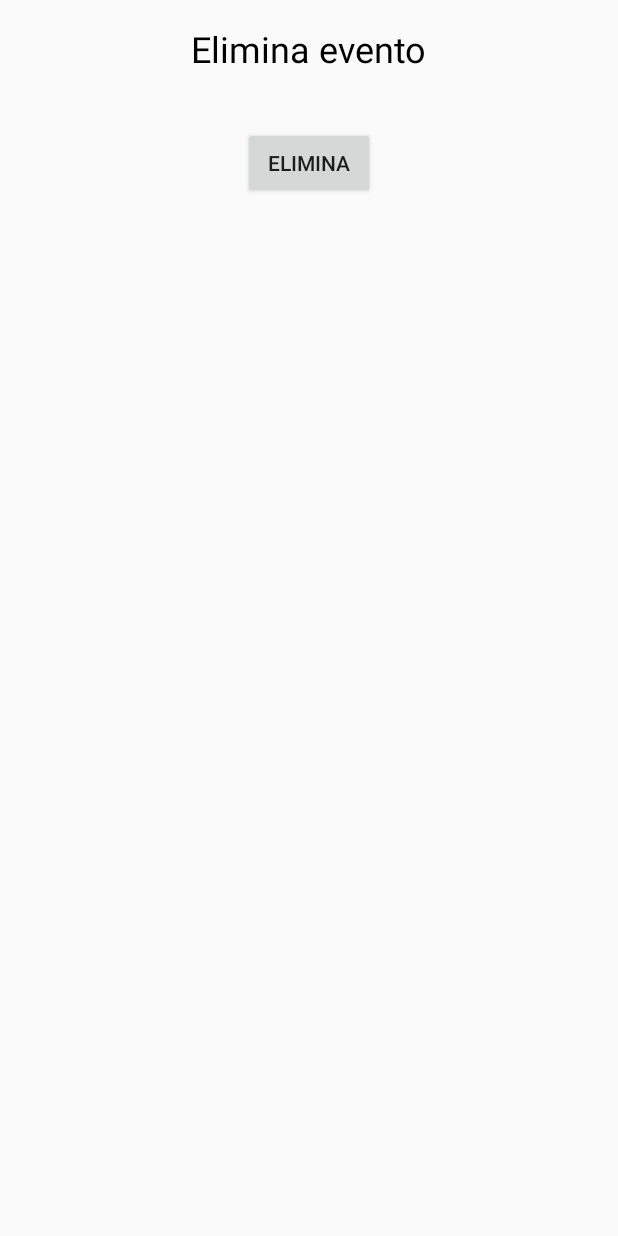
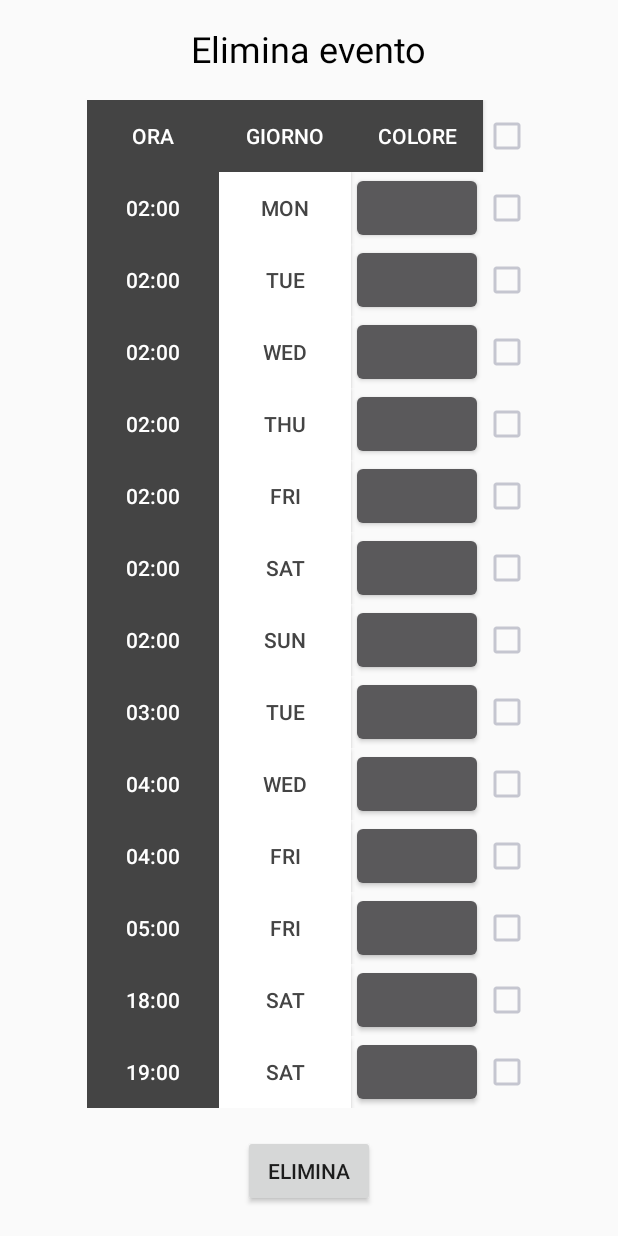
Before and after one commit to rosso791/RoboDroid, an Android app: the EliminateEvent screen opened directly, with no data from a screen before it, on a phone screen of 412 x 824 dp. Run offline under Robolectric (Android 15) with nearby library versions, the phone set to English and light mode, and no system bars.

Commit message:
EventData2

```diff
--- a/app/src/main/java/dais/unive/it/robot/ActivityApp/CalendarActivity.java
+++ b/app/src/main/java/dais/unive/it/robot/ActivityApp/CalendarActivity.java
@@ -6,6 +6,7 @@ import android.content.Intent;
 import android.graphics.Color;
 import android.support.v7.app.AppCompatActivity;
 import android.os.Bundle;
+import android.util.Log;
 import android.view.MenuItem;
 import android.view.View;
 import android.widget.Button;
--- a/app/src/main/java/dais/unive/it/robot/ActivityApp/EliminateEvent.java
+++ b/app/src/main/java/dais/unive/it/robot/ActivityApp/EliminateEvent.java
@@ -19,14 +19,15 @@ import java.util.ArrayList;
 import java.util.Calendar;
 
 import dais.unive.it.robot.CalendarClass.Event;
+import dais.unive.it.robot.CalendarClass.EventData;
 import dais.unive.it.robot.R;
 
 
 public class EliminateEvent extends AppCompatActivity {
     private Button eliminateButton;
     // TODO Sebastian - sample data to eliminate
-    /*EventData tempEventData = new EventData();
-    ArrayList<Event> tempEventList = tempEventData.getEventList();*/
+    EventData tempEventData = new EventData();
+    ArrayList<Event> tempEventList = tempEventData.getEventList();
 
     /*
      eliminatedEventsList: elements checked by the user ready to eliminate
@@ -51,7 +52,7 @@ public class EliminateEvent extends AppCompatActivity {
                 eliminate();
             }
         });
-        //this.drawEliminateTable(tempEventList, eliminateTableLayout, eliminateContext);
+        this.drawEliminateTable(tempEventList, eliminateTableLayout, eliminateContext);
     }
 
     private void drawEliminateTable(ArrayList<Event> eventList, TableLayout inputTableLayout, Context inputContext) {
@@ -106,11 +107,11 @@ public class EliminateEvent extends AppCompatActivity {
 
             // Add the hour TextView in the first column.
             Button hourView = new Button(inputContext);
-            //int thisHour = tempEvent.getTime().get(Calendar.HOUR_OF_DAY);
-            //int thisMinute = tempEvent.getTime().get(Calendar.MINUTE);
-            //String tempTime = String.format("%02d:%02d", thisHour, thisMinute);
+            int thisHour = tempEvent.getWhen().get(Calendar.HOUR_OF_DAY);
+            int thisMinute = tempEvent.getWhen().get(Calendar.MINUTE);
+            String tempTime = String.format("%02d:%02d", thisHour, thisMinute);
 
-            //hourView.setText(tempTime);
+            hourView.setText(tempTime);
             hourView.setTextColor(Color.WHITE);
             hourView.setBackgroundColor(Color.DKGRAY);
 
@@ -118,14 +119,14 @@ public class EliminateEvent extends AppCompatActivity {
 
             // Add the day TextView in the second column.
             Button dayView = new Button(inputContext);
-            //dayView.setText(resourceDays[tempEvent.getDay() - 1]);
+            dayView.setText(tempEvent.getDay().toString());
             dayView.setTextColor(Color.DKGRAY);
             dayView.setBackgroundColor(Color.WHITE);
             tableRow.addView(dayView);
 
             // Add the colour
             Button colorView = new Button(inputContext);
-            //colorView.setBackgroundColor(resourceColours[tempEvent.getColor() - 1]);
+            //colorView.setBackgroundColor(getResources().);
             tableRow.addView(colorView);
 
             // Add CheckBox
@@ -162,7 +163,6 @@ public class EliminateEvent extends AppCompatActivity {
         }
     }
 
-    // The
     public void eliminate(){
         //TODO Sebastian - da implementare
 
--- a/app/src/main/java/dais/unive/it/robot/CalendarClass/EventData.java
+++ b/app/src/main/java/dais/unive/it/robot/CalendarClass/EventData.java
@@ -7,12 +7,14 @@ import dais.unive.it.robot.CalendarClass.PillColors;
 import dais.unive.it.robot.CalendarClass.WeekDay;
 
 public class EventData {
-    int ints[][] = {{0,2,0,3},{1,2,0,3},{2,2,1,3},{3,2,0,3},{4,2,0,3},{5,2,0,3},{6,2,0,3},
+    int ints[][] = {{0,2,0,3},{1,2,0,3},{2,2,0,3},{3,2,0,3},{4,2,0,3},{5,2,0,3},{6,2,0,3},
                     {1,3,1,1},
                     {2,4,0,1},{4,4,0,1},
                     {4,5,1,1},
                     {5,18,3,1},
-                    {5,19,2,1}};
+                    {5,19,2,1}
+
+                    };
     int rowNumber = 0;
     ArrayList<Event> eventList = new ArrayList<>();
 
@@ -26,12 +28,13 @@ public class EventData {
             Event tempEvent = new Event(ints[i][0], tempCalendar, ints[i][2], ints[i][3]);
             eventList.add(tempEvent);
         }*/
-
+        //ints = EventManager.GetInstance().getAllEventsArray();
         for (int i = 0; i < rowNumber; i++){
             Calendar tempCalendar = Calendar.getInstance();
             tempCalendar.set(Calendar.HOUR_OF_DAY, ints[i][1]);
             tempCalendar.set(Calendar.MINUTE, 0);
-            Event thisEvent = new Event(getDay(ints[i][0]), getColor(ints[i][1]), tempCalendar, false);
+            Event thisEvent = new Event(getDay(ints[i][0]), getColor(ints[i][2]), tempCalendar, false);
+            eventList.add(thisEvent);
         }
 
     }
--- a/app/src/main/res/values/colors.xml
+++ b/app/src/main/res/values/colors.xml
@@ -13,8 +13,8 @@
 
     <integer-array name="items_colors">
         <item>@color/blue</item>
-        <item>@color/green</item>
         <item>@color/red</item>
         <item>@color/yellow</item>
+        <item>@color/green</item>
     </integer-array>
 </resources>
```
